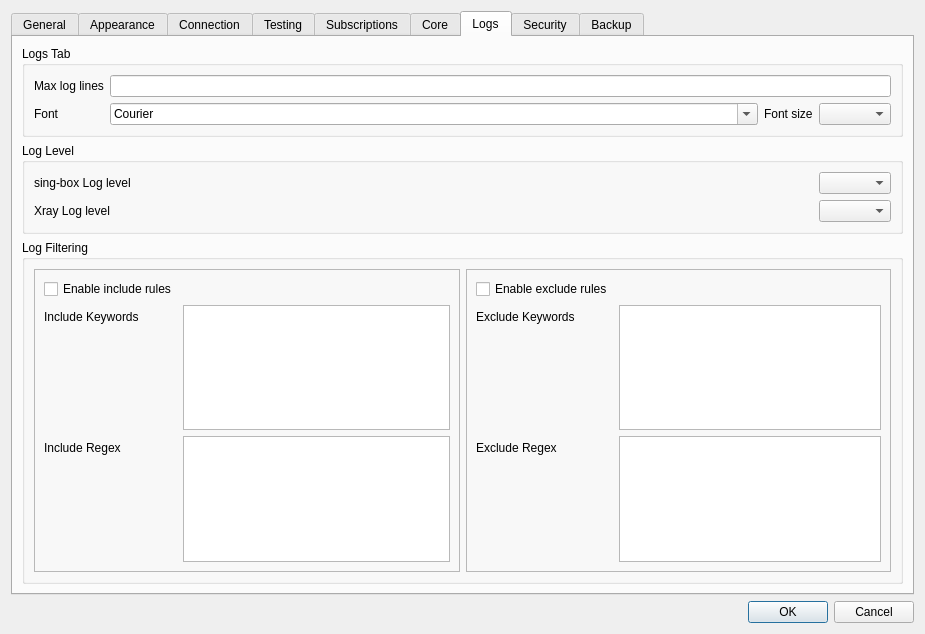
Above: include/ui/setting/dialog_basic_settings.ui from throneproj/Throne before the change. Below: the same form after it.
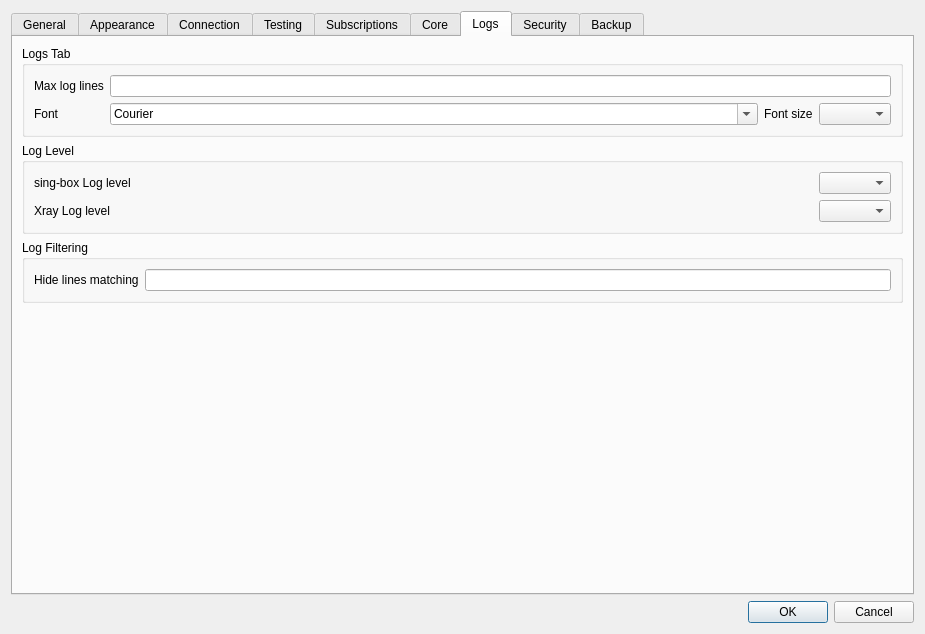
That is the form after the change. The open tabs and pages were chosen to show the change. Custom widgets are drawn as their Qt base class.

```diff
--- a/include/ui/setting/dialog_basic_settings.ui
+++ b/include/ui/setting/dialog_basic_settings.ui
@@ -1468,88 +1468,36 @@
          <property name="title">
           <string>Log Filtering</string>
          </property>
-         <layout class="QHBoxLayout" name="horizontalLayout_4">
-          <item>
-           <widget class="QFrame" name="log_include_frame">
-            <property name="frameShape">
-             <enum>QFrame::Shape::StyledPanel</enum>
+         <layout class="QGridLayout" name="gridLayout_log_filter">
+          <item row="0" column="0">
+           <widget class="QLabel" name="label_log_exclude_regex">
+            <property name="toolTip">
+             <string>Log lines matching this regular expression are dropped before they reach the log.</string>
             </property>
-            <property name="frameShadow">
-             <enum>QFrame::Shadow::Raised</enum>
+            <property name="text">
+             <string>Hide lines matching</string>
             </property>
-            <layout class="QFormLayout" name="formLayout_3">
-             <item row="2" column="0">
-              <widget class="QLabel" name="label_25">
-               <property name="text">
-                <string>Include Keywords</string>
-               </property>
-              </widget>
-             </item>
-             <item row="2" column="1">
-              <widget class="MyTextEdit" name="log_include_keyword"/>
-             </item>
-             <item row="3" column="1">
-              <widget class="MyTextEdit" name="log_include_regex"/>
-             </item>
-             <item row="3" column="0">
-              <widget class="QLabel" name="label_26">
-               <property name="text">
-                <string>Include Regex</string>
-               </property>
-              </widget>
-             </item>
-             <item row="0" column="0">
-              <widget class="QCheckBox" name="enable_log_include">
-               <property name="text">
-                <string>Enable include rules</string>
-               </property>
-              </widget>
-             </item>
-            </layout>
            </widget>
           </item>
-          <item>
-           <widget class="QFrame" name="log_exclude_frame">
-            <property name="frameShape">
-             <enum>QFrame::Shape::StyledPanel</enum>
-            </property>
-            <property name="frameShadow">
-             <enum>QFrame::Shadow::Raised</enum>
-            </property>
-            <layout class="QFormLayout" name="formLayout_4">
-             <item row="0" column="0">
-              <widget class="QCheckBox" name="enable_log_exclude">
-               <property name="text">
-                <string>Enable exclude rules</string>
-               </property>
-              </widget>
-             </item>
-             <item row="2" column="1">
-              <widget class="MyTextEdit" name="log_exclude_keyword"/>
-             </item>
-             <item row="2" column="0">
-              <widget class="QLabel" name="label_28">
-               <property name="text">
-                <string>Exclude Keywords</string>
-               </property>
-              </widget>
-             </item>
-             <item row="4" column="0">
-              <widget class="QLabel" name="label_27">
-               <property name="text">
-                <string>Exclude Regex</string>
-               </property>
-              </widget>
-             </item>
-             <item row="4" column="1">
-              <widget class="MyTextEdit" name="log_exclude_regex"/>
-             </item>
-            </layout>
-           </widget>
+          <item row="0" column="1">
+           <widget class="MyLineEdit" name="log_exclude_regex"/>
           </item>
          </layout>
         </widget>
        </item>
+       <item>
+        <spacer name="verticalSpacer_logs">
+         <property name="orientation">
+          <enum>Qt::Orientation::Vertical</enum>
+         </property>
+         <property name="sizeHint" stdset="0">
+          <size>
+           <width>20</width>
+           <height>0</height>
+          </size>
+         </property>
+        </spacer>
+       </item>
       </layout>
      </widget>
      <widget class="QWidget" name="tab_security">
@@ -1901,11 +1849,6 @@
    <extends>QLineEdit</extends>
    <header>include/ui/utils/MyLineEdit.h</header>
   </customwidget>
-  <customwidget>
-   <class>MyTextEdit</class>
-   <extends>QTextEdit</extends>
-   <header>include/ui/utils/MyTextEdit.h</header>
-  </customwidget>
  </customwidgets>
  <resources/>
  <connections>
```
Left out of the diff: 14 changed lines with no effect on the pictures.
